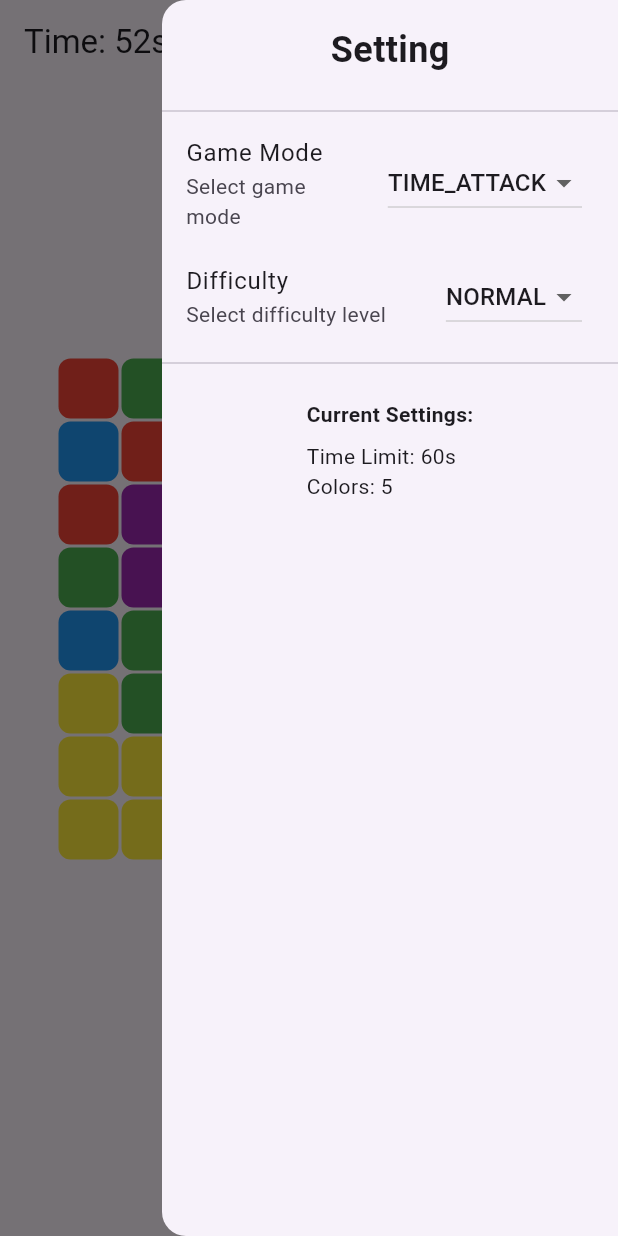
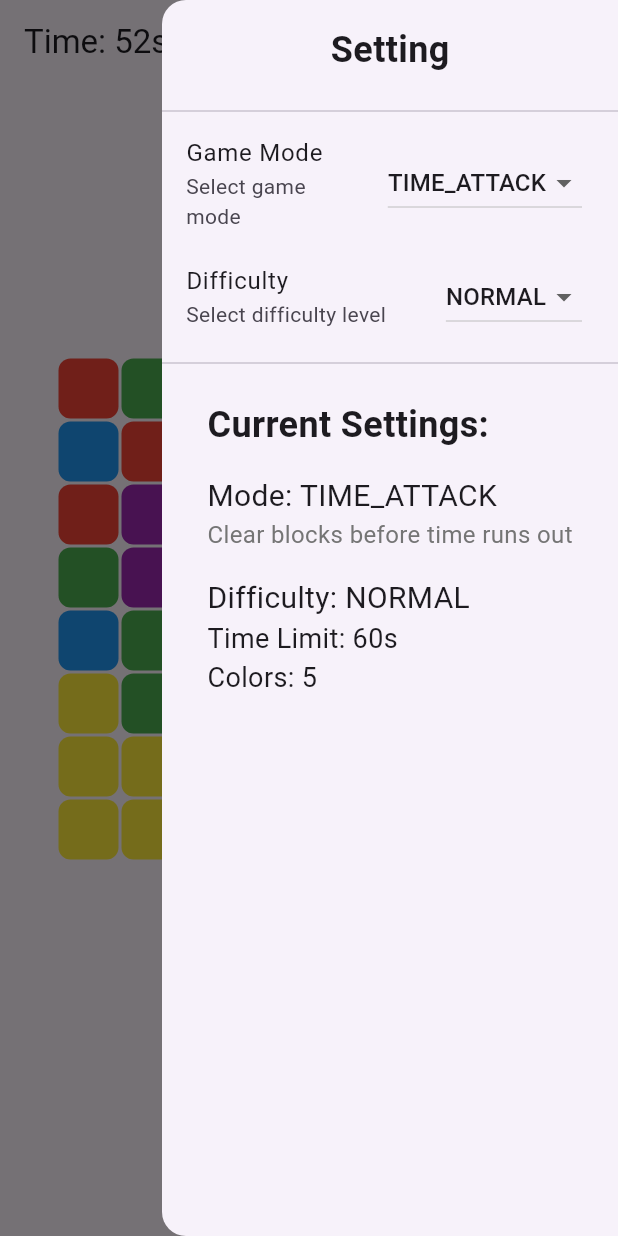
Before and after one commit to Hyowon-Cho/ColorPop, a Flutter app: the screen it shows after launch, with the side drawer open, on a phone screen of 412 x 824 dp. Run offline on Flutter 3.47's test engine with Material 3 defaults, Android fonts, the phone set to English and light mode, and no system bars.

Commit message:
Func: Font Change

```diff
--- a/lib/main.dart
+++ b/lib/main.dart
@@ -482,11 +482,50 @@ Widget build(BuildContext context) {
                   children: [
                     Text(
                       'Current Settings:',
-                      style: TextStyle(fontWeight: FontWeight.bold),
+                      style: TextStyle(
+                        fontSize: 24,  // 제목 크기 증가
+                        fontWeight: FontWeight.bold,
+                      ),
                     ),
-                    SizedBox(height: 8),
-                    Text('Time Limit: ${difficultySettings[currentDifficulty]!['time']}s'),
-                    Text('Colors: ${difficultySettings[currentDifficulty]!['colors']}'),
+                    SizedBox(height: 16),  // 간격 증가
+                    // 게임 모드 정보
+                    Text(
+                      'Mode: ${currentMode.toString().split('.').last}',
+                      style: TextStyle(fontSize: 20),  // 폰트 크기 증가
+                    ),
+                    Text(
+                      '${gameModeSettings[currentMode]!['description']}',
+                      style: TextStyle(
+                        fontSize: 16,
+                        color: Colors.grey[600],
+                      ),
+                    ),
+                    SizedBox(height: 16),  // 간격 증가
+                    // 난이도 정보
+                    Text(
+                      'Difficulty: ${currentDifficulty.toString().split('.').last}',
+                      style: TextStyle(fontSize: 20),
+                    ),
+                    // 모드별 상세 정보
+                    if (currentMode == GameMode.TIME_ATTACK)
+                      Text(
+                        'Time Limit: ${difficultySettings[currentDifficulty]!['time']}s',
+                        style: TextStyle(fontSize: 18),
+                      )
+                    else if (currentMode == GameMode.PUZZLE)
+                      Text(
+                        'Moves Limit: ${difficultySettings[currentDifficulty]!['moves']}',
+                        style: TextStyle(fontSize: 18),
+                      )
+                    else if (currentMode == GameMode.INFINITE)
+                      Text(
+                        'Score Multiplier: x${difficultySettings[currentDifficulty]!['scoreMultiplier']}',
+                        style: TextStyle(fontSize: 18),
+                      ),
+                    Text(
+                      'Colors: ${difficultySettings[currentDifficulty]!['colors']}',
+                      style: TextStyle(fontSize: 18),
+                    ),
                   ],
                 ),
               ),
```
